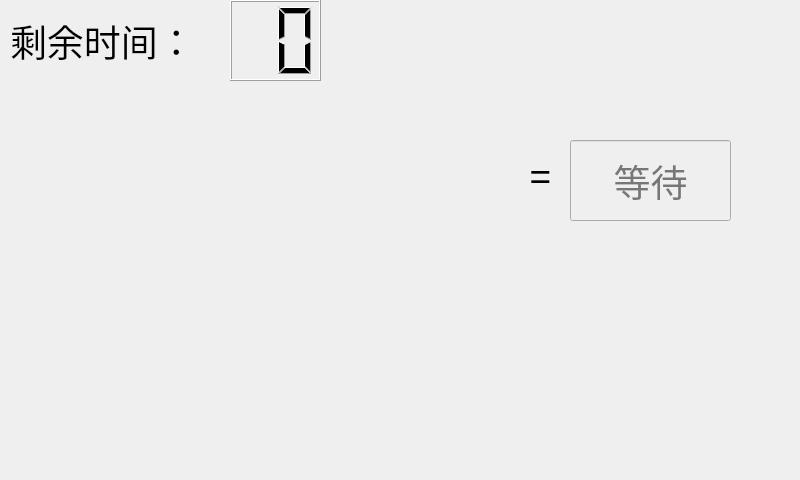
Above: game.ui from doowzs/LabLuminac-Qt-BrainGame before the change. Below: the same form after it.
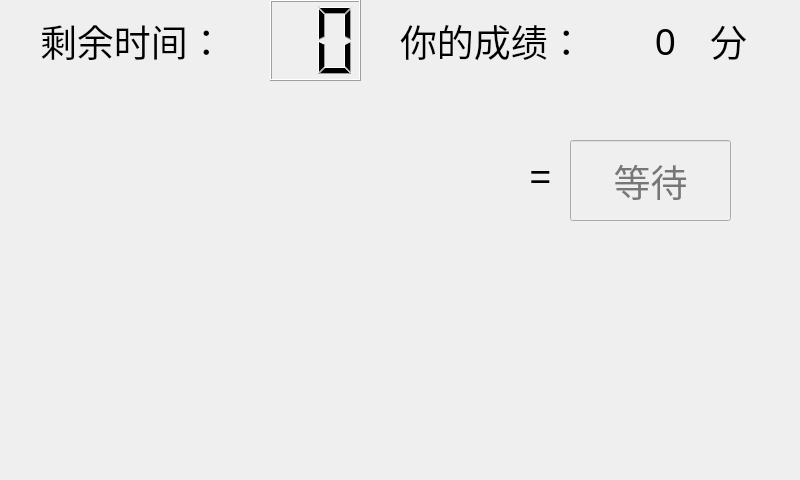
That is the form after the change. Icons and pictures are not drawn.

Commit message: +delicate UI and temp BGM, +score result, +app circulation

The edit to the form file:
```diff
--- a/game.ui
+++ b/game.ui
@@ -36,7 +36,7 @@
    <widget class="QLCDNumber" name="timeleft">
     <property name="geometry">
      <rect>
-      <x>230</x>
+      <x>270</x>
       <y>0</y>
       <width>91</width>
       <height>81</height>
@@ -49,7 +49,7 @@
    <widget class="QLabel" name="timelabel">
     <property name="geometry">
      <rect>
-      <x>10</x>
+      <x>40</x>
       <y>10</y>
       <width>221</width>
       <height>61</height>
@@ -354,6 +354,66 @@
      <set>Qt::AlignCenter</set>
     </property>
    </widget>
+   <widget class="QLabel" name="scorelabel">
+    <property name="geometry">
+     <rect>
+      <x>400</x>
+      <y>10</y>
+      <width>221</width>
+      <height>61</height>
+     </rect>
+    </property>
+    <property name="font">
+     <font>
+      <family>黑体</family>
+      <pointsize>28</pointsize>
+     </font>
+    </property>
+    <property name="text">
+     <string>你的成绩：</string>
+    </property>
+   </widget>
+   <widget class="QLabel" name="score">
+    <property name="geometry">
+     <rect>
+      <x>620</x>
+      <y>10</y>
+      <width>91</width>
+      <height>61</height>
+     </rect>
+    </property>
+    <property name="font">
+     <font>
+      <family>黑体</family>
+      <pointsize>28</pointsize>
+     </font>
+    </property>
+    <property name="text">
+     <string>0</string>
+    </property>
+    <property name="alignment">
+     <set>Qt::AlignCenter</set>
+    </property>
+   </widget>
+   <widget class="QLabel" name="scorelabel_2">
+    <property name="geometry">
+     <rect>
+      <x>710</x>
+      <y>10</y>
+      <width>51</width>
+      <height>61</height>
+     </rect>
+    </property>
+    <property name="font">
+     <font>
+      <family>黑体</family>
+      <pointsize>28</pointsize>
+     </font>
+    </property>
+    <property name="text">
+     <string>分</string>
+    </property>
+   </widget>
   </widget>
  </widget>
  <resources>
```
Left out of the diff: 2 changed lines with no effect on the pictures. The commit also changes 17 other files.
